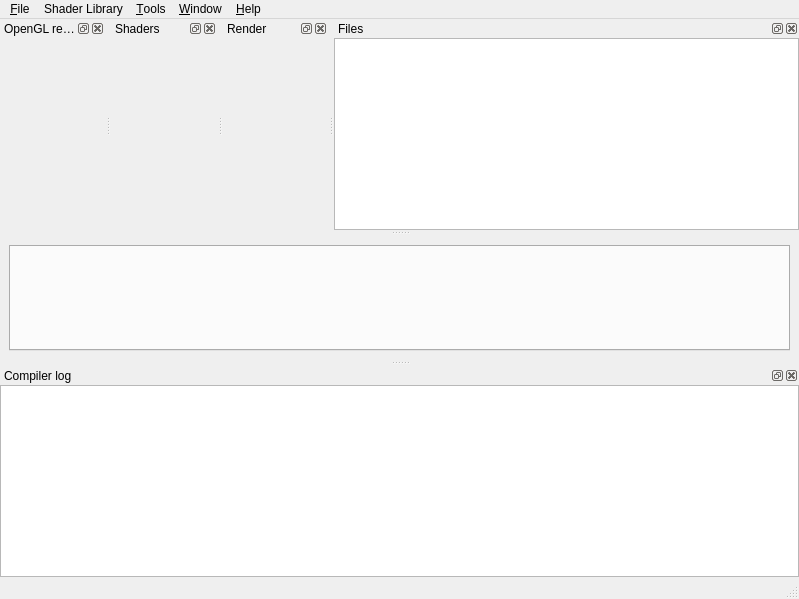
This is app/mainwindow.ui in tonttu/Shaderkit as Qt 5 draws it before an edit. The edited form follows.
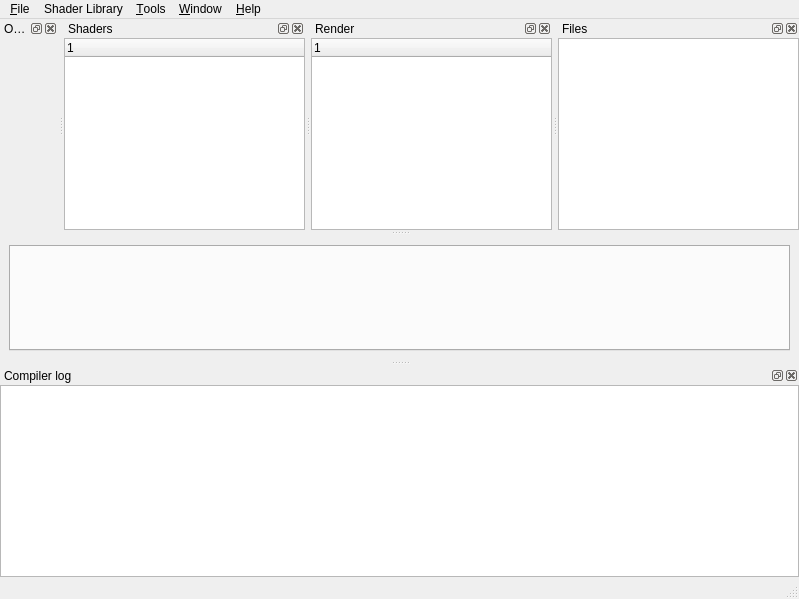
This is the edited form. Custom widgets are drawn as their Qt base class.

```diff
--- a/app/mainwindow.ui
+++ b/app/mainwindow.ui
@@ -420,13 +420,13 @@
   </customwidget>
   <customwidget>
    <class>ShaderProperties</class>
-   <extends>QWidget</extends>
+   <extends>QTreeWidget</extends>
    <header>properties.hpp</header>
    <container>1</container>
   </customwidget>
   <customwidget>
    <class>RenderPassProperties</class>
-   <extends>QWidget</extends>
+   <extends>QTreeWidget</extends>
    <header>render_pass_properties.hpp</header>
    <container>1</container>
   </customwidget>
```
Left out of the diff: 4 changed lines with no effect on the pictures.
